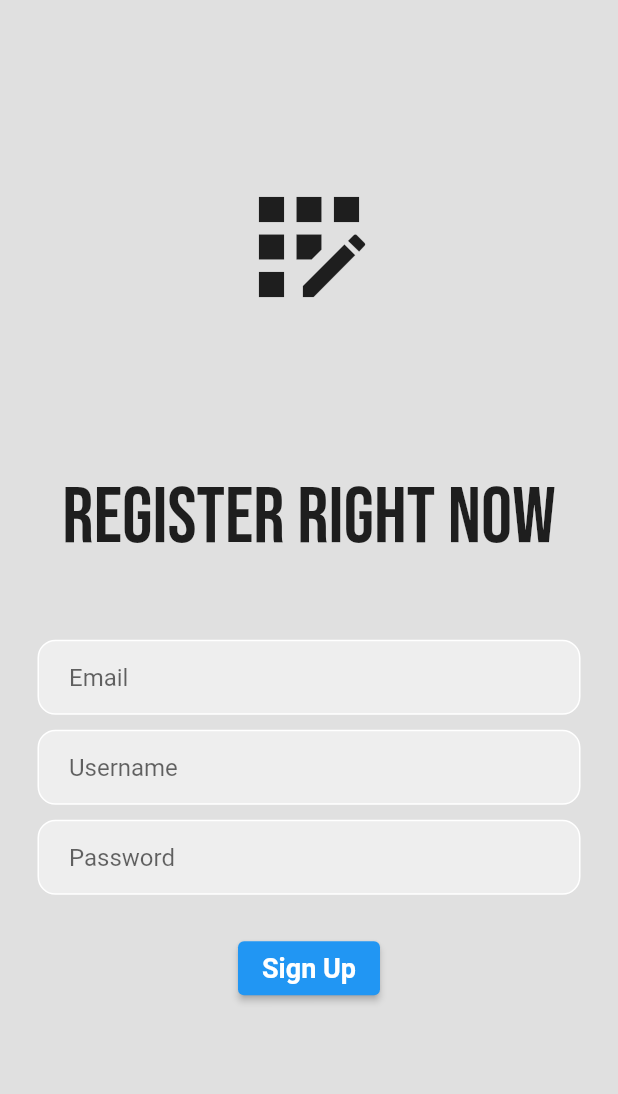
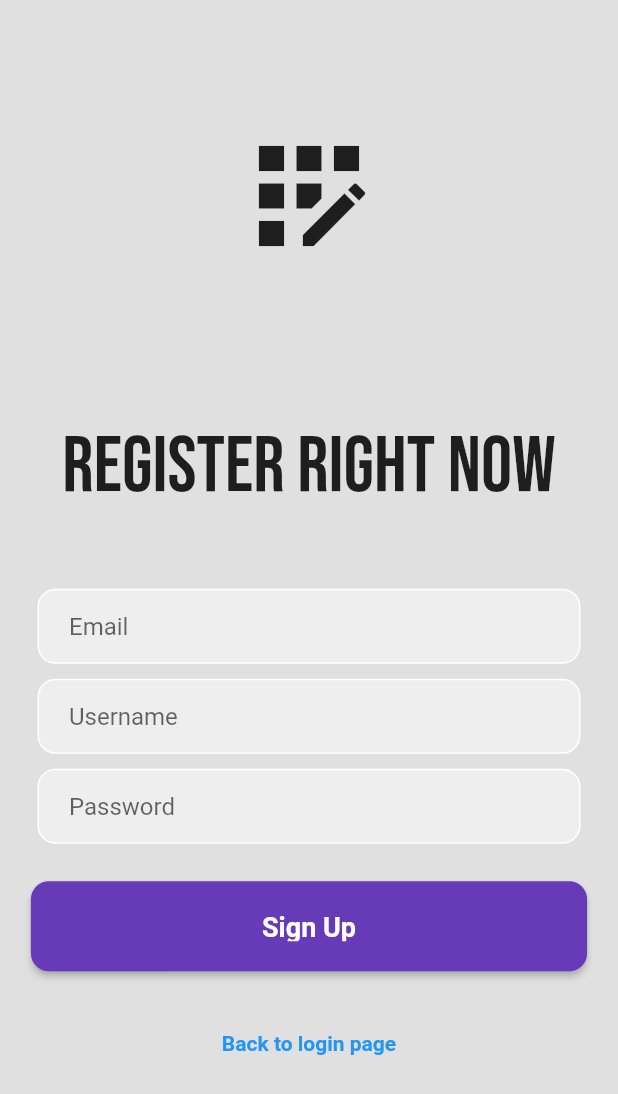
Before and after one commit to hubkra/wardrobe_app, a Flutter app: the screen it shows after launch, after a tap on "Register now", on a phone screen of 412 x 824 dp. Shown: the top 1094 px of the screen. Run offline on Flutter 3.47's test engine with Material 2 defaults, Android fonts, the phone set to English and light mode, and no system bars; our stand-ins replace google_fonts; network calls fail.

Commit message:
Connect the login page with service

```diff
--- a/lib/models/user.dart
+++ b/lib/models/user.dart
@@ -1,11 +1,11 @@
 class User {
   final String emailId;
-  final String userName;
+  final String? userName;
   final String password;
 
   User({
     required this.emailId,
-    required this.userName,
+    this.userName,
     required this.password,
   });
 
--- a/lib/widgets/login_page.dart
+++ b/lib/widgets/login_page.dart
@@ -1,7 +1,10 @@
 import 'package:flutter/material.dart';
-import 'package:flutter/services.dart';
 import 'package:google_fonts/google_fonts.dart';
 import 'package:wardrobe_app/widgets/registration_page.dart';
+
+import '../models/user.dart';
+import '../services/registration_login_service.dart';
+import 'home_page.dart';
 
 class LoginPage extends StatefulWidget {
   const LoginPage({super.key});
@@ -11,6 +14,17 @@ class LoginPage extends StatefulWidget {
 }
 
 class _LoginPageState extends State<LoginPage> {
+  final BackendService backendService = BackendService();
+  final TextEditingController _emailIdController = TextEditingController();
+  final TextEditingController _passwordController = TextEditingController();
+
+  @override
+  void dispose() {
+    _emailIdController.dispose();
+    _passwordController.dispose();
+    super.dispose();
+  }
+
   @override
   Widget build(BuildContext context) {
     return Scaffold(
@@ -55,10 +69,12 @@ class _LoginPageState extends State<LoginPage> {
                     border: Border.all(color: Colors.white),
                     borderRadius: BorderRadius.circular(12),
                   ),
-                  child: const Padding(
-                    padding: EdgeInsets.only(left: 20.0),
+                  child: Padding(
+                    padding: const EdgeInsets.only(left: 20.0),
                     child: TextField(
-                      decoration: InputDecoration(
+                      controller:
+                          _emailIdController, // Connect the controller here
+                      decoration: const InputDecoration(
                         border: InputBorder.none,
                         hintText: 'Email',
                       ),
@@ -69,7 +85,7 @@ class _LoginPageState extends State<LoginPage> {
 
               const SizedBox(height: 10),
 
-              // password textfield
+// password textfield
               Padding(
                 padding: const EdgeInsets.symmetric(horizontal: 25.0),
                 child: Container(
@@ -78,11 +94,13 @@ class _LoginPageState extends State<LoginPage> {
                     border: Border.all(color: Colors.white),
                     borderRadius: BorderRadius.circular(12),
                   ),
-                  child: const Padding(
-                    padding: EdgeInsets.only(left: 20.0),
+                  child: Padding(
+                    padding: const EdgeInsets.only(left: 20.0),
                     child: TextField(
+                      controller:
+                          _passwordController, // Connect the controller here
                       obscureText: true,
-                      decoration: InputDecoration(
+                      decoration: const InputDecoration(
                         border: InputBorder.none,
                         hintText: 'Password',
                       ),
@@ -94,16 +112,61 @@ class _LoginPageState extends State<LoginPage> {
               const SizedBox(height: 25),
 
               // sign in button
-              Padding(
-                padding: const EdgeInsets.symmetric(horizontal: 25),
-                child: Container(
-                  padding: const EdgeInsets.all(20),
-                  decoration: BoxDecoration(
-                    color: Colors.deepPurple,
-                    borderRadius: BorderRadius.circular(12),
-                  ),
-                  child: const Center(
-                    child: Text(
+              SizedBox(
+                height: 60,
+                child: FractionallySizedBox(
+                  widthFactor: 0.9,
+                  child: ElevatedButton(
+                    style: ButtonStyle(
+                      padding: MaterialStateProperty.all<EdgeInsets>(
+                        const EdgeInsets.all(20),
+                      ),
+                      backgroundColor:
+                          MaterialStateProperty.all<Color>(Colors.deepPurple),
+                      shape: MaterialStateProperty.all<RoundedRectangleBorder>(
+                        RoundedRectangleBorder(
+                          borderRadius: BorderRadius.circular(12),
+                        ),
+                      ),
+                    ),
+                    onPressed: () {
+                      // Get emailId and password from the text fields
+                      String emailId = _emailIdController.text;
+                      String password = _passwordController.text;
+
+                      // Create a User object with the entered data
+                      User user = User(
+                        emailId: emailId,
+                        password: password,
+                      );
+                      print('Email: $emailId');
+                      print('Password: $password');
+
+                      // Call the loginUser method from the backendService instance
+                      backendService.loginUser(user).then((response) {
+                        // Handle the login response
+                        // You can check the response here and perform appropriate actions
+                        // For example, if the login is successful, you can navigate to the next screen
+                        // If the login fails, you can display an error message
+
+                        ScaffoldMessenger.of(context).showSnackBar(
+                          const SnackBar(content: Text('Login successful!')),
+                        );
+
+                        // Navigate to the next screen after successful login
+                        Navigator.push(
+                          context,
+                          MaterialPageRoute(builder: (context) => HomePage()),
+                        );
+                      }).catchError((error) {
+                        // Handle login error
+                        String errorMessage = 'Login failed. Please try again.';
+                        ScaffoldMessenger.of(context).showSnackBar(
+                          SnackBar(content: Text(errorMessage)),
+                        );
+                      });
+                    },
+                    child: const Text(
                       'Sign In',
                       style: TextStyle(
                         color: Colors.white,
--- a/lib/widgets/registration_page.dart
+++ b/lib/widgets/registration_page.dart
@@ -3,6 +3,7 @@ import 'dart:ui';
 import 'package:flutter/cupertino.dart';
 import 'package:flutter/material.dart';
 import 'package:google_fonts/google_fonts.dart';
+import 'package:wardrobe_app/widgets/login_page.dart';
 
 import '../models/user.dart';
 import '../services/registration_login_service.dart';
@@ -16,9 +17,9 @@ class RegistrationPage extends StatefulWidget {
 
 class _RegistrationPageState extends State<RegistrationPage> {
   final BackendService backendService = BackendService();
-  TextEditingController _emailIdController = TextEditingController();
-  TextEditingController _usernameController = TextEditingController();
-  TextEditingController _passwordController = TextEditingController();
+  final TextEditingController _emailIdController = TextEditingController();
+  final TextEditingController _usernameController = TextEditingController();
+  final TextEditingController _passwordController = TextEditingController();
 
   @override
   void dispose() {
@@ -128,7 +129,24 @@ class _RegistrationPageState extends State<RegistrationPage> {
               const SizedBox(height: 25),
 
               // sign up button
-              ElevatedButton(
+
+              SizedBox(
+                height: 60,
+                child: FractionallySizedBox(
+                  widthFactor: 0.9,
+                  child: ElevatedButton(
+                    style: ButtonStyle(
+                      padding: MaterialStateProperty.all<EdgeInsets>(
+                        const EdgeInsets.all(20),
+                      ),
+                      backgroundColor:
+                          MaterialStateProperty.all<Color>(Colors.deepPurple),
+                      shape: MaterialStateProperty.all<RoundedRectangleBorder>(
+                        RoundedRectangleBorder(
+                          borderRadius: BorderRadius.circular(12),
+                        ),
+                      ),
+                    ),
                     onPressed: () {
                       // Get emailId, username, and password from the text fields
                       String emailId = _emailIdController.text;
@@ -146,14 +164,19 @@ class _RegistrationPageState extends State<RegistrationPage> {
                       backendService.registerUser(user).then((user) {
                         // Display success message
                         ScaffoldMessenger.of(context).showSnackBar(
-                      SnackBar(content: Text('Registration successful!')),
+                          const SnackBar(
+                              content: Text('Registration successful!')),
                         );
 
                         // Navigate back to LoginPage
                         Navigator.pop(context);
                       }).catchError((error) {
                         // Handle registration error
-                    // e.g., display an error message
+                        String errorMessage =
+                            'Registration failed. Please try again.';
+                        ScaffoldMessenger.of(context).showSnackBar(
+                          SnackBar(content: Text(errorMessage)),
+                        );
                       });
                     },
                     child: const Text(
@@ -164,6 +187,35 @@ class _RegistrationPageState extends State<RegistrationPage> {
                         fontSize: 18,
                       ),
                     ),
+                  ),
+                ),
+              ),
+              const SizedBox(
+                height: 40,
+              ),
+              Row(
+                mainAxisAlignment: MainAxisAlignment.center,
+                children: [
+                  GestureDetector(
+                    onTap: () {
+                      Navigator.push(
+                        context,
+                        MaterialPageRoute(
+                            builder: (context) => const LoginPage()),
+                      );
+                    },
+                    child: const MouseRegion(
+                      cursor: SystemMouseCursors.click,
+                      child: Text(
+                        'Back to login page',
+                        style: TextStyle(
+                          color: Colors.blue,
+                          fontWeight: FontWeight.bold,
+                        ),
+                      ),
+                    ),
+                  ),
+                ],
               ),
 
               const SizedBox(
```
Also changed, not shown: lib/services/registration_login_service.dart (+7 -8 lines), lib/widgets/home_page.dart (added, +42 -0 lines). Lines whose indentation alone changed are shown as unchanged.
